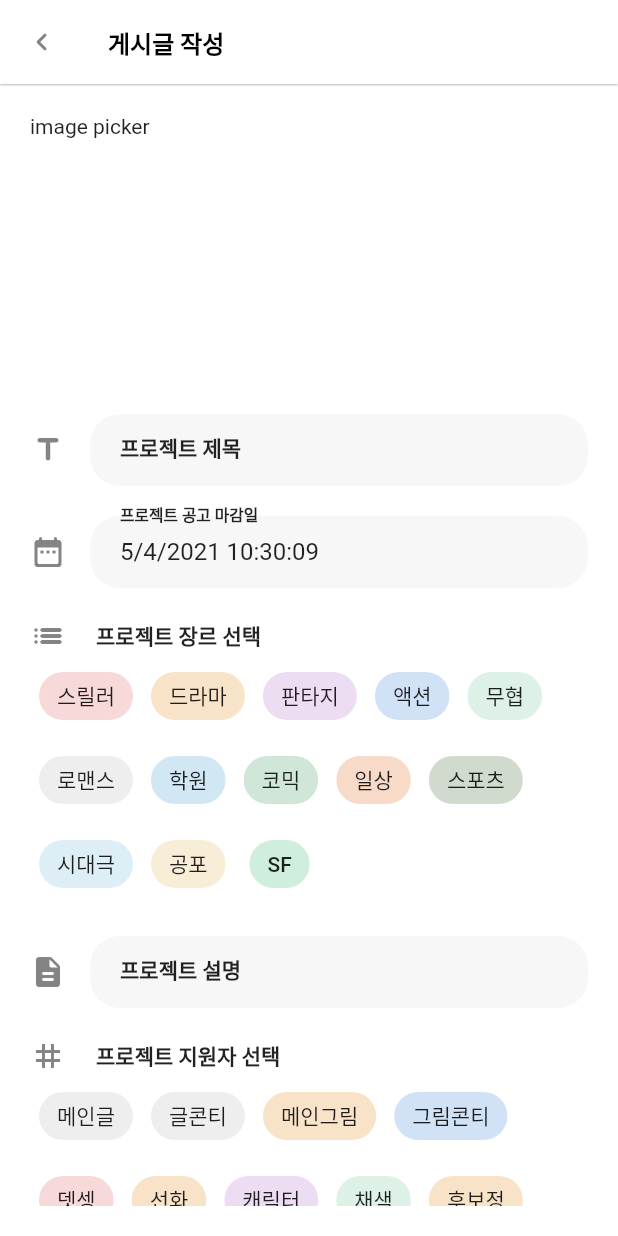
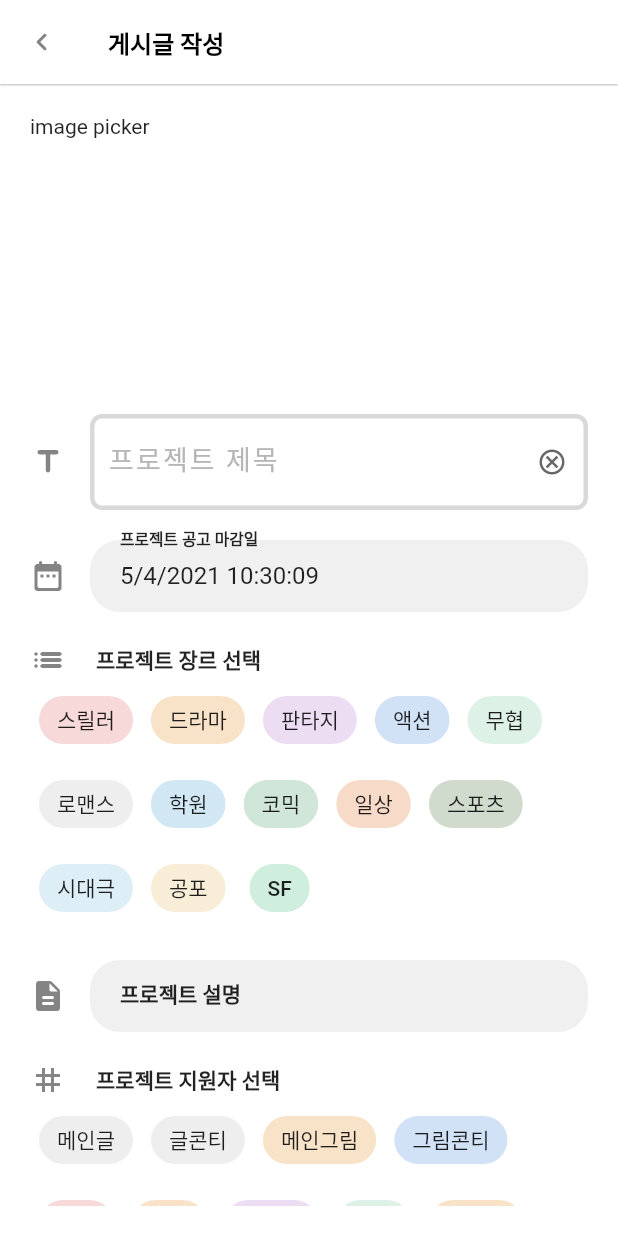
Before and after one commit to lRuRl/idea-concert, a Flutter app: the screen it shows after launch, after a tap on the "add circle outline" icon, on a phone screen of 412 x 824 dp. Run offline on Flutter 3.47's test engine with Material 2 defaults, Android fonts, the phone set to English and light mode, and no system bars; drawn by our look-alikes of flutter_form_builder; our stand-ins replace google_fonts; network calls fail.

```diff
--- /dev/null
+++ b/iruri/lib/components/input_decoration.dart
@@ -0,0 +1,108 @@
+import 'package:flutter/material.dart';
+import 'package:flutter_form_builder/flutter_form_builder.dart';
+import 'package:iruri/components/palette.dart';
+import 'package:iruri/components/typhography.dart';
+
+// textformField - oneline
+// InputDecoration
+InputDecoration lightWhiteNoneBorderTextInputBox(
+        {@required TextEditingController controller}) =>
+    InputDecoration(
+        // boder
+        border: noneBorder,
+        errorBorder: noneBorder,
+        enabledBorder: noneBorder,
+        focusedBorder: noneBorder,
+        disabledBorder: noneBorder,
+        focusedErrorBorder: noneBorder,
+        // icon
+        suffixIcon: controller.text.length > 0
+            ? IconButton(
+                icon: Icon(Icons.cancel_outlined, size: 20, color: subText),
+                onPressed: () => controller.clear())
+            : null,
+        // color
+        labelStyle: notoSansTextStyle(),
+        fillColor: lightWhite,
+        filled: true);
+InputDecoration lightWhiteNoneBorderWithIconTextInputBox = InputDecoration(
+    // boder
+    border: noneBorder,
+    errorBorder: noneBorder,
+    enabledBorder: noneBorder,
+    focusedBorder: noneBorder,
+    disabledBorder: noneBorder,
+    focusedErrorBorder: noneBorder,
+    // icon
+    prefixIcon: Icon(Icons.search_rounded, size: 20, color: primaryLine),
+    // color
+    labelStyle: notoSansTextStyle(),
+    fillColor: lightWhite,
+    filled: true);
+
+/*
+ *  STATUS CODE :
+ *  -1 : error state ❌
+ *  0 : normal state
+ *  1 : success state ✅
+ */
+InputDecoration borderTextInputBox(
+        {@required Function onPressed,
+        int validate,
+        String errorText,
+        Icon icon,
+        String labelText,
+        String hintText}) =>
+    InputDecoration(
+        // floating none
+        floatingLabelBehavior: FloatingLabelBehavior.never,
+        // border
+        border: validate == 0 ? primaryBorder : successBorder,
+        errorBorder: errorBorder,
+        enabledBorder: primaryBorder,
+        focusedBorder: primaryBorder,
+        disabledBorder: primaryBorder,
+        focusedErrorBorder: errorBorder,
+        // icon
+        suffixIcon: IconButton(
+                icon: Icon(Icons.cancel_outlined,
+                    size: 20,
+                    color: validate == 0
+                        ? primaryLine
+                        : validate == 1
+                            ? onSuccess
+                            : onError),
+                onPressed: onPressed),
+        // icon
+        icon: icon != null ? icon : null,
+        // label
+        labelText: labelText != null ? labelText : null,
+        hintText: hintText != null ? hintText : null,
+        // labelstyle
+        labelStyle: notoSansTextStyle(
+            fontSize: 18, fontWeight: FontWeight.w500, textColor: subText),
+        hintStyle: notoSansTextStyle(
+            fontSize: 16, fontWeight: FontWeight.w500, textColor: subText),
+        errorStyle: notoSansTextStyle(
+            fontSize: 16, fontWeight: FontWeight.w500, textColor: onError),
+        errorText: errorText != null ? errorText : null,
+        // color
+        fillColor: Colors.white,
+        filled: true);
+
+// OuttlineInputDecoration
+OutlineInputBorder noneBorder = OutlineInputBorder(
+    borderSide: BorderSide.none, borderRadius: BorderRadius.circular(8) // 8px
+    );
+OutlineInputBorder primaryBorder = OutlineInputBorder(
+    borderSide: BorderSide(color: subLine, width: 3.0),
+    borderRadius: BorderRadius.circular(8) // 8px
+    );
+OutlineInputBorder errorBorder = OutlineInputBorder(
+    borderSide: BorderSide(color: onError, width: 3.0),
+    borderRadius: BorderRadius.circular(8) // 8px
+    );
+OutlineInputBorder successBorder = OutlineInputBorder(
+    borderSide: BorderSide(color: onSuccess, width: 3.0),
+    borderRadius: BorderRadius.circular(8) // 8px
+    );
--- a/iruri/lib/components/palette.dart
+++ b/iruri/lib/components/palette.dart
@@ -38,7 +38,7 @@ const Color themeGrayText = Color.fromRGBO(119, 119, 119, 0.9);
 // const Color themeOrange = Color.fromRGBO(242, 92, 5, 1);
 
 // mono
-const Color lightWhite = Color.fromRGBO(242, 242, 242, 0.6);
+const Color lightWhite = Color(0xfff0f0f0);
 
 // tags
 const Color tagDessin = Color.fromRGBO(235, 87, 87, 0.2);
--- a/iruri/lib/pages/home/post_article.dart
+++ b/iruri/lib/pages/home/post_article.dart
@@ -1,5 +1,6 @@
 import 'package:flutter/material.dart';
 import 'package:flutter_form_builder/flutter_form_builder.dart';
+import 'package:iruri/components/input_decoration.dart';
 import 'package:iruri/components/palette.dart';
 import 'package:iruri/components/spacing.dart';
 import 'package:iruri/components/text_form_field.dart';
@@ -80,6 +81,15 @@ class _PostArticleState extends State<PostArticle> {
     return applicant > 0 && genre > 0 ? true : false;
   }
 
+  void validateWholeForm() {
+    if (_formKey.currentState.saveAndValidate() && validateMultiChoices()) {
+      print(_formKey.currentState.value);
+    } else {
+      print(_formKey.currentState.value);
+      print('validation failed');
+    }
+  }
+
   @override
   void initState() {
     super.initState();
@@ -125,10 +135,15 @@ class _PostArticleState extends State<PostArticle> {
                             // project name
                             FormBuilderTextField(
                               name: 'introduction',
-                              decoration: textFieldStyle(
+                              decoration: borderTextInputBox(
+                                  onPressed: () =>
+                                      _formKey.currentState.reset(),
                                   icon: Icon(Icons.title_rounded,
                                       size: 24, color: themeGrayText),
-                                  labelText: '프로젝트 제목'),
+                                  labelText: '프로젝트 제목',
+                                  hintText: '20자 이내로 제목을 입력해주세요',
+                                  validate: 0
+                                          ),
                               validator: FormBuilderValidators.compose([
                                 FormBuilderValidators.required(context),
                                 // 20자 최대
@@ -284,14 +299,7 @@ class _PostArticleState extends State<PostArticle> {
                           shape: RoundedRectangleBorder(
                               borderRadius: BorderRadius.circular(20)),
                           padding: paddingH20V5),
-                      onPressed: () {
-                        if (_formKey.currentState.saveAndValidate() && validateMultiChoices()) {
-                          print(_formKey.currentState.value);
-                        } else {
-                          print(_formKey.currentState.value);
-                          print('validation failed');
-                        }
-                      },
+                      onPressed: () => validateWholeForm(),
                       child: const Text(
                         '지원하기',
                         style: TextStyle(color: Colors.white),
--- a/iruri/pubspec.yaml
+++ b/iruri/pubspec.yaml
@@ -28,10 +28,10 @@ dependencies:
   google_fonts: ^2.0.0
   # image upload
   image_picker: ^0.7.4
-
+  # icon
+  flutter_feather_icons: ^2.0.0+1
   flutter:
     sdk: flutter
-
 
   # The following adds the Cupertino Icons font to your application.
   # Use with the CupertinoIcons class for iOS style icons.
```
Also changed, not shown: iruri/lib/components/typhography.dart (+14 -8 lines).
